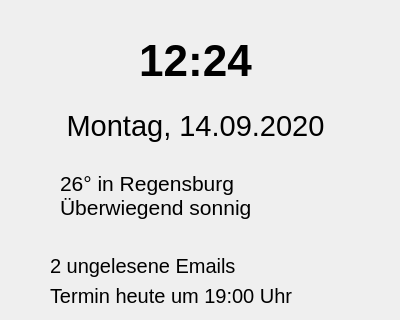
Qt form applications/Smartphone.ui (vigitia/VIGITIA-Toolkit) before a commit; both pictures show x 0 to 400 and y 0 to 320 of the 400 by 600 pixel window.
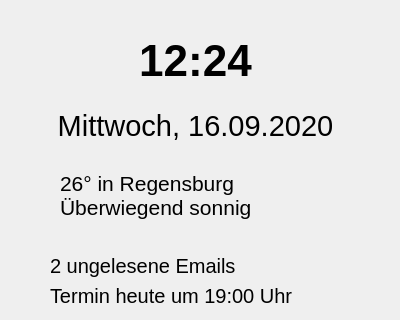
The same form after that commit. Icons and pictures are not drawn.

```diff
--- a/applications/Smartphone.ui
+++ b/applications/Smartphone.ui
@@ -53,7 +53,7 @@
     </font>
    </property>
    <property name="text">
-    <string>Montag, 14.09.2020</string>
+    <string>Mittwoch, 16.09.2020</string>
    </property>
    <property name="alignment">
     <set>Qt::AlignCenter</set>
```
